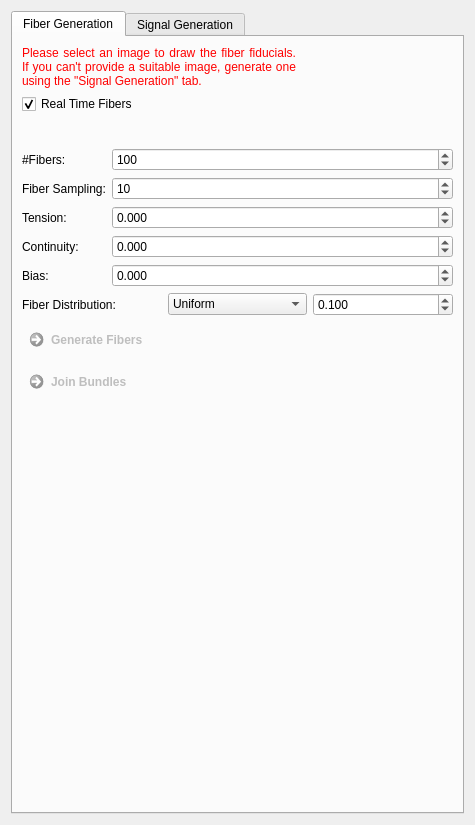
Before: the Qt Designer form Plugins/org.mitk.gui.qt.diffusionimaging/src/internal/QmitkFiberfoxViewControls.ui in MITK/MITK, drawn with Qt 5.
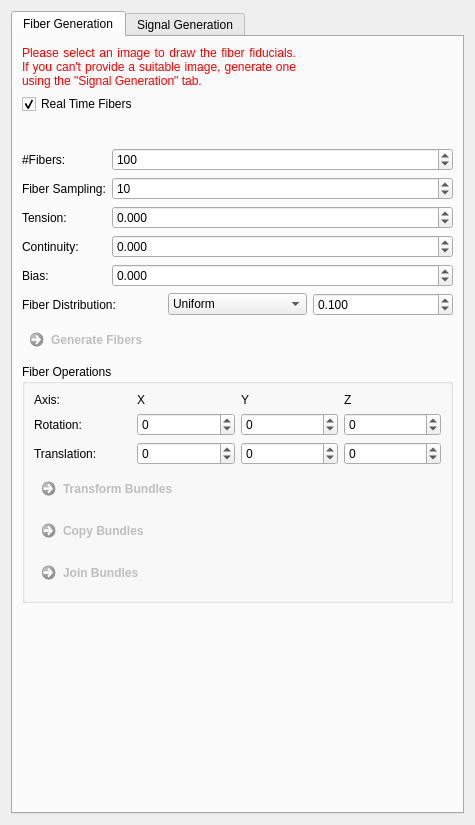
After: the same form once the commit is applied. The open tabs and pages were chosen to show the change. Icons and pictures are not drawn.

Commit message: added fiber transformations

What changed in the file:
```diff
--- a/Plugins/org.mitk.gui.qt.diffusionimaging/src/internal/QmitkFiberfoxViewControls.ui
+++ b/Plugins/org.mitk.gui.qt.diffusionimaging/src/internal/QmitkFiberfoxViewControls.ui
@@ -17,30 +17,29 @@
    <item row="0" column="0">
     <widget class="QTabWidget" name="tabWidget">
      <property name="currentIndex">
-      <number>1</number>
+      <number>0</number>
      </property>
      <widget class="QWidget" name="tab">
       <attribute name="title">
        <string>Fiber Generation</string>
       </attribute>
       <layout class="QGridLayout" name="gridLayout_8">
-       <item row="5" column="0" colspan="2">
-        <widget class="QCommandLinkButton" name="m_JoinBundlesButton">
-         <property name="enabled">
-          <bool>false</bool>
+       <item row="0" column="0">
+        <widget class="QLabel" name="m_FiberGenMessage">
+         <property name="styleSheet">
+          <string notr="true">color: rgb(255, 0, 0);</string>
          </property>
          <property name="text">
-          <string>Join Bundles</string>
+          <string>Please select an image to draw the fiber fiducials. If you can't provide a suitable image, generate one using the &quot;Signal Generation&quot; tab.</string>
          </property>
-        </widget>
-       </item>
-       <item row="4" column="0" colspan="2">
-        <widget class="QCommandLinkButton" name="m_GenerateFibersButton">
-         <property name="enabled">
-          <bool>false</bool>
+         <property name="textFormat">
+          <enum>Qt::AutoText</enum>
          </property>
-         <property name="text">
-          <string>Generate Fibers</string>
+         <property name="alignment">
+          <set>Qt::AlignJustify|Qt::AlignVCenter</set>
+         </property>
+         <property name="wordWrap">
+          <bool>true</bool>
          </property>
         </widget>
        </item>
@@ -57,18 +56,15 @@
          </property>
         </widget>
        </item>
-       <item row="6" column="0">
-        <spacer name="verticalSpacer">
-         <property name="orientation">
-          <enum>Qt::Vertical</enum>
+       <item row="4" column="0" colspan="2">
+        <widget class="QCommandLinkButton" name="m_GenerateFibersButton">
+         <property name="enabled">
+          <bool>false</bool>
          </property>
-         <property name="sizeHint" stdset="0">
-          <size>
-           <width>20</width>
-           <height>40</height>
-          </size>
+         <property name="text">
+          <string>Generate Fibers</string>
          </property>
-        </spacer>
+        </widget>
        </item>
        <item row="2" column="0" colspan="2">
         <widget class="QFrame" name="frame_5">
@@ -467,25 +463,268 @@
          </layout>
         </widget>
        </item>
-       <item row="0" column="0">
-        <widget class="QLabel" name="m_FiberGenMessage">
-         <property name="styleSheet">
-          <string notr="true">color: rgb(255, 0, 0);</string>
+       <item row="5" column="0" colspan="2">
+        <widget class="QGroupBox" name="groupBox_4">
+         <property name="title">
+          <string>Fiber Operations</string>
          </property>
-         <property name="text">
-          <string>Please select an image to draw the fiber fiducials. If you can't provide a suitable image, generate one using the &quot;Signal Generation&quot; tab.</string>
-         </property>
-         <property name="textFormat">
-          <enum>Qt::AutoText</enum>
-         </property>
-         <property name="alignment">
-          <set>Qt::AlignJustify|Qt::AlignVCenter</set>
-         </property>
-         <property name="wordWrap">
-          <bool>true</bool>
-         </property>
+         <layout class="QGridLayout" name="gridLayout_11">
+          <item row="3" column="0">
+           <widget class="QCommandLinkButton" name="m_TransformBundlesButton">
+            <property name="enabled">
+             <bool>false</bool>
+            </property>
+            <property name="text">
+             <string>Transform Bundles</string>
+            </property>
+           </widget>
+          </item>
+          <item row="2" column="0">
+           <widget class="QFrame" name="frame_4">
+            <property name="frameShape">
+             <enum>QFrame::NoFrame</enum>
+            </property>
+            <property name="frameShadow">
+             <enum>QFrame::Raised</enum>
+            </property>
+            <layout class="QGridLayout" name="gridLayout_12">
+             <property name="margin">
+              <number>0</number>
+             </property>
+             <item row="0" column="1">
+              <widget class="QLabel" name="m_TensorsToDWIBValueLabel_17">
+               <property name="toolTip">
+                <string/>
+               </property>
+               <property name="statusTip">
+                <string/>
+               </property>
+               <property name="whatsThis">
+                <string/>
+               </property>
+               <property name="text">
+                <string>X</string>
+               </property>
+               <property name="wordWrap">
+                <bool>false</bool>
+               </property>
+              </widget>
+             </item>
+             <item row="0" column="2">
+              <widget class="QLabel" name="m_TensorsToDWIBValueLabel_18">
+               <property name="toolTip">
+                <string/>
+               </property>
+               <property name="statusTip">
+                <string/>
+               </property>
+               <property name="whatsThis">
+                <string/>
+               </property>
+               <property name="text">
+                <string>Y</string>
+               </property>
+               <property name="wordWrap">
+                <bool>false</bool>
+               </property>
+              </widget>
+             </item>
+             <item row="2" column="0">
+              <widget class="QLabel" name="m_TensorsToDWIBValueLabel_21">
+               <property name="toolTip">
+                <string/>
+               </property>
+               <property name="statusTip">
+                <string/>
+               </property>
+               <property name="whatsThis">
+                <string/>
+               </property>
+               <property name="text">
+                <string>Translation:</string>
+               </property>
+               <property name="wordWrap">
+                <bool>false</bool>
+               </property>
+              </widget>
+             </item>
+             <item row="1" column="0">
+              <widget class="QLabel" name="m_TensorsToDWIBValueLabel_20">
+               <property name="toolTip">
+                <string/>
+               </property>
+               <property name="statusTip">
+                <string/>
+               </property>
+               <property name="whatsThis">
+                <string/>
+               </property>
+               <property name="text">
+                <string>Rotation:</string>
+               </property>
+               <property name="wordWrap">
+                <bool>false</bool>
+               </property>
+              </widget>
+             </item>
+             <item row="1" column="1">
+              <widget class="QSpinBox" name="m_XrotBox">
+               <property name="toolTip">
+                <string>Rotation angle (in degree) around x-axis.</string>
+               </property>
+               <property name="minimum">
+                <number>-360</number>
+               </property>
+               <property name="maximum">
+                <number>360</number>
+               </property>
+              </widget>
+             </item>
+             <item row="2" column="1">
+              <widget class="QSpinBox" name="m_XtransBox">
+               <property name="toolTip">
+                <string>Translation (in mm) in direction of the x-axis.</string>
+               </property>
+               <property name="minimum">
+                <number>-1000</number>
+               </property>
+               <property name="maximum">
+                <number>1000</number>
+               </property>
+              </widget>
+             </item>
+             <item row="0" column="3">
+              <widget class="QLabel" name="m_TensorsToDWIBValueLabel_19">
+               <property name="toolTip">
+                <string/>
+               </property>
+               <property name="statusTip">
+                <string/>
+               </property>
+               <property name="whatsThis">
+                <string/>
+               </property>
+               <property name="text">
+                <string>Z</string>
+               </property>
+               <property name="wordWrap">
+                <bool>false</bool>
+               </property>
+              </widget>
+             </item>
+             <item row="1" column="3">
+              <widget class="QSpinBox" name="m_ZrotBox">
+               <property name="toolTip">
+                <string>Rotation angle (in degree) around z-axis.</string>
+               </property>
+               <property name="minimum">
+                <number>-360</number>
+               </property>
+               <property name="maximum">
+                <number>360</number>
+               </property>
+              </widget>
+             </item>
+             <item row="1" column="2">
+              <widget class="QSpinBox" name="m_YrotBox">
+               <property name="toolTip">
+                <string>Rotation angle (in degree) around y-axis.</string>
+               </property>
+               <property name="minimum">
+                <number>-360</number>
+               </property>
+               <property name="maximum">
+                <number>360</number>
+               </property>
+              </widget>
+             </item>
+             <item row="2" column="2">
+              <widget class="QSpinBox" name="m_YtransBox">
+               <property name="toolTip">
+                <string>Translation (in mm) in direction of the y-axis.</string>
+               </property>
+               <property name="minimum">
+                <number>-1000</number>
+               </property>
+               <property name="maximum">
+                <number>1000</number>
+               </property>
+              </widget>
+             </item>
+             <item row="2" column="3">
+              <widget class="QSpinBox" name="m_ZtransBox">
+               <property name="toolTip">
+                <string>Translation (in mm) in direction of the z-axis.</string>
+               </property>
+               <property name="minimum">
+                <number>-1000</number>
+               </property>
+               <property name="maximum">
+                <number>1000</number>
+               </property>
+               <property name="value">
+                <number>0</number>
+               </property>
+              </widget>
+             </item>
+             <item row="0" column="0">
+              <widget class="QLabel" name="m_TensorsToDWIBValueLabel_22">
+               <property name="toolTip">
+                <string/>
+               </property>
+               <property name="statusTip">
+                <string/>
+               </property>
+               <property name="whatsThis">
+                <string/>
+               </property>
+               <property name="text">
+                <string>Axis:</string>
+               </property>
+               <property name="wordWrap">
+                <bool>false</bool>
+               </property>
+              </widget>
+             </item>
+            </layout>
+           </widget>
+          </item>
+          <item row="4" column="0">
+           <widget class="QCommandLinkButton" name="m_CopyBundlesButton">
+            <property name="enabled">
+             <bool>false</bool>
+            </property>
+            <property name="text">
+             <string>Copy Bundles</string>
+            </property>
+           </widget>
+          </item>
+          <item row="5" column="0">
+           <widget class="QCommandLinkButton" name="m_JoinBundlesButton">
+            <property name="enabled">
+             <bool>false</bool>
+            </property>
+            <property name="text">
+             <string>Join Bundles</string>
+            </property>
+           </widget>
+          </item>
+         </layout>
         </widget>
        </item>
+       <item row="6" column="0">
+        <spacer name="verticalSpacer">
+         <property name="orientation">
+          <enum>Qt::Vertical</enum>
+         </property>
+         <property name="sizeHint" stdset="0">
+          <size>
+           <width>20</width>
+           <height>40</height>
+          </size>
+         </property>
+        </spacer>
+       </item>
       </layout>
      </widget>
      <widget class="QWidget" name="tab_2">
```
Left out of the diff: 1 changed line with no effect on the pictures. The commit also changes 7 other files.
